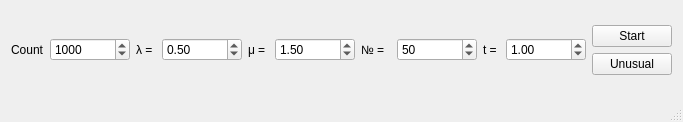
Old version of the form mainwindow.ui in the repository NazarElf/CM_Lab1.
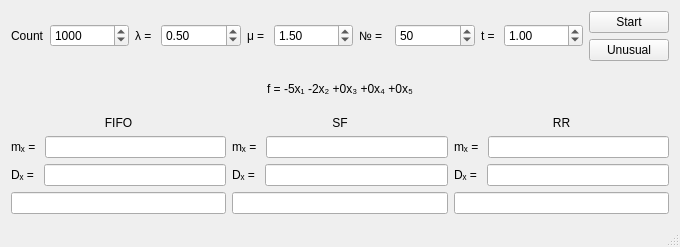
New version of the form.

Commit message: Tau moved from rr to procesingunit. Some changes of UI. And some data for debug in mainwindow.cpp

Patch:
```diff
--- a/mainwindow.ui
+++ b/mainwindow.ui
@@ -6,8 +6,8 @@
    <rect>
     <x>0</x>
     <y>0</y>
-    <width>683</width>
-    <height>122</height>
+    <width>680</width>
+    <height>247</height>
    </rect>
   </property>
   <property name="windowTitle">
@@ -134,6 +134,155 @@
       </item>
      </layout>
     </item>
+    <item>
+     <widget class="QLabel" name="label_6">
+      <property name="text">
+       <string>f = -5x₁ -2x₂ +0x₃ +0x₄ +0x₅</string>
+      </property>
+      <property name="alignment">
+       <set>Qt::AlignCenter</set>
+      </property>
+     </widget>
+    </item>
+    <item>
+     <layout class="QHBoxLayout" name="horizontalLayout_2" stretch="0,0,0">
+      <item>
+       <layout class="QVBoxLayout" name="verticalLayout_3">
+        <item>
+         <widget class="QLabel" name="label_13">
+          <property name="text">
+           <string>FIFO</string>
+          </property>
+          <property name="alignment">
+           <set>Qt::AlignCenter</set>
+          </property>
+         </widget>
+        </item>
+        <item>
+         <layout class="QHBoxLayout" name="horizontalLayout_3">
+          <item>
+           <widget class="QLabel" name="label_7">
+            <property name="text">
+             <string>mₓ = </string>
+            </property>
+           </widget>
+          </item>
+          <item>
+           <widget class="QLineEdit" name="lineEdit_4"/>
+          </item>
+         </layout>
+        </item>
+        <item>
+         <layout class="QHBoxLayout" name="horizontalLayout_5">
+          <item>
+           <widget class="QLabel" name="label_8">
+            <property name="text">
+             <string>Dₓ = </string>
+            </property>
+           </widget>
+          </item>
+          <item>
+           <widget class="QLineEdit" name="lineEdit_5"/>
+          </item>
+         </layout>
+        </item>
+        <item>
+         <widget class="QLineEdit" name="lineEdit"/>
+        </item>
+       </layout>
+      </item>
+      <item>
+       <layout class="QVBoxLayout" name="verticalLayout_6">
+        <item>
+         <widget class="QLabel" name="label_14">
+          <property name="text">
+           <string>SF</string>
+          </property>
+          <property name="alignment">
+           <set>Qt::AlignCenter</set>
+          </property>
+         </widget>
+        </item>
+        <item>
+         <layout class="QHBoxLayout" name="horizontalLayout_6">
+          <item>
+           <widget class="QLabel" name="label_9">
+            <property name="text">
+             <string>mₓ = </string>
+            </property>
+           </widget>
+          </item>
+          <item>
+           <widget class="QLineEdit" name="lineEdit_6"/>
+          </item>
+         </layout>
+        </item>
+        <item>
+         <layout class="QHBoxLayout" name="horizontalLayout_7">
+          <item>
+           <widget class="QLabel" name="label_10">
+            <property name="text">
+             <string>Dₓ = </string>
+            </property>
+           </widget>
+          </item>
+          <item>
+           <widget class="QLineEdit" name="lineEdit_7"/>
+          </item>
+         </layout>
+        </item>
+        <item>
+         <widget class="QLineEdit" name="lineEdit_2"/>
+        </item>
+       </layout>
+      </item>
+      <item>
+       <layout class="QVBoxLayout" name="verticalLayout_5">
+        <item>
+         <widget class="QLabel" name="label_15">
+          <property name="text">
+           <string>RR</string>
+          </property>
+          <property name="alignment">
+           <set>Qt::AlignCenter</set>
+          </property>
+         </widget>
+        </item>
+        <item>
+         <layout class="QHBoxLayout" name="horizontalLayout_8">
+          <item>
+           <widget class="QLabel" name="label_11">
+            <property name="text">
+             <string>mₓ = </string>
+            </property>
+           </widget>
+          </item>
+          <item>
+           <widget class="QLineEdit" name="lineEdit_8"/>
+          </item>
+         </layout>
+        </item>
+        <item>
+         <layout class="QHBoxLayout" name="horizontalLayout_9">
+          <item>
+           <widget class="QLabel" name="label_12">
+            <property name="text">
+             <string>Dₓ = </string>
+            </property>
+           </widget>
+          </item>
+          <item>
+           <widget class="QLineEdit" name="lineEdit_9"/>
+          </item>
+         </layout>
+        </item>
+        <item>
+         <widget class="QLineEdit" name="lineEdit_3"/>
+        </item>
+       </layout>
+      </item>
+     </layout>
+    </item>
    </layout>
   </widget>
   <widget class="QStatusBar" name="Results"/>
```
The commit also changes 3 other files.
